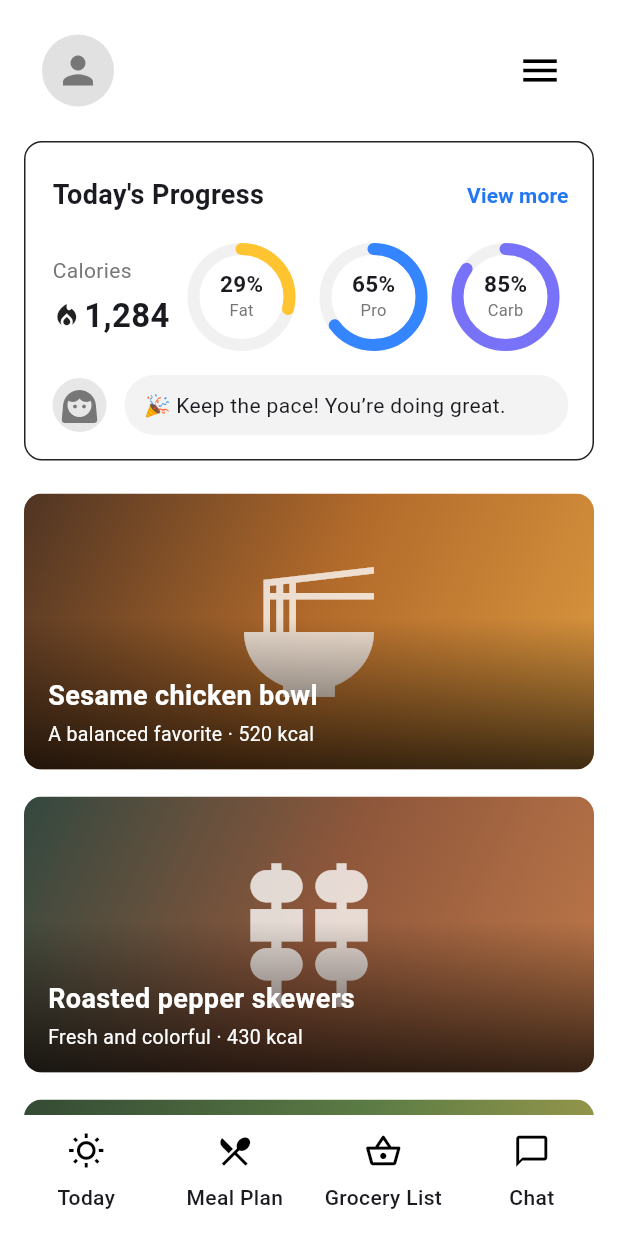
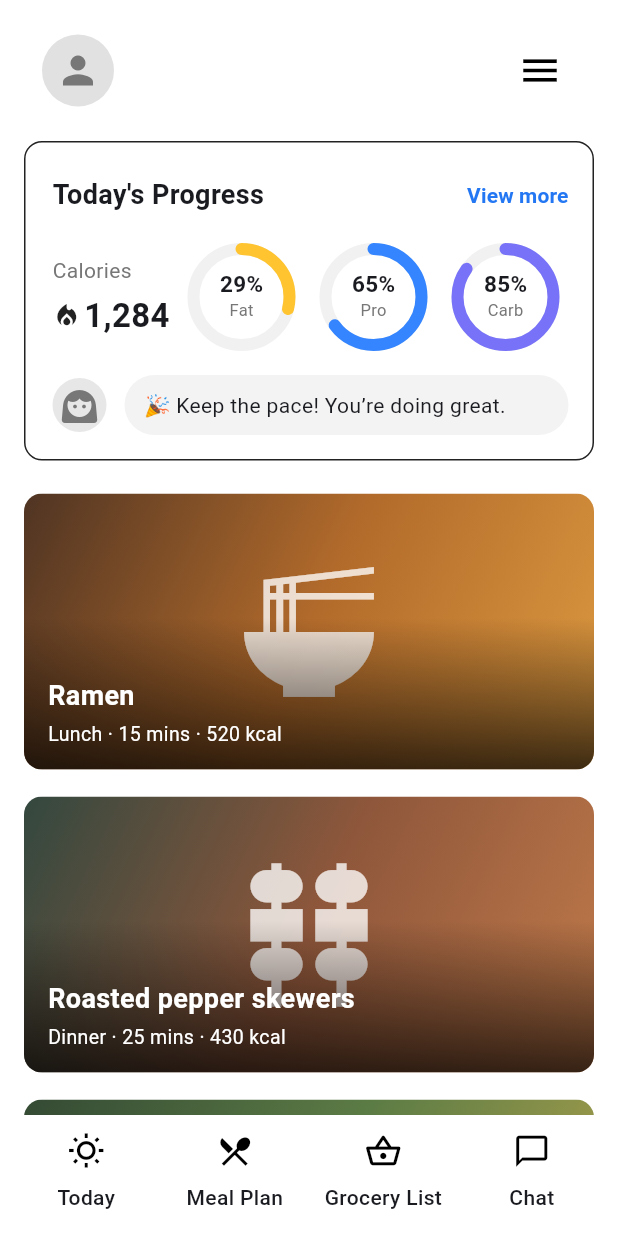
Before and after one commit to norbinorbert/MealPlanner, a Flutter app: the screen it shows after launch, on a phone screen of 412 x 824 dp. Run offline on Flutter 3.47's test engine with Material 3 defaults, Android fonts, the phone set to English and light mode, and no system bars; our stand-ins replace material_ui.

Commit message:
add recipe details screen and models

```diff
--- a/lib/features/home/home_screen.dart
+++ b/lib/features/home/home_screen.dart
@@ -1,28 +1,11 @@
 import 'package:material_ui/material_ui.dart';
+
+import '../recipes/data/recipe_repository.dart';
+import '../recipes/models/recipe.dart';
+import '../recipes/presentation/recipe_details_screen.dart';
 
 class HomeScreen extends StatelessWidget {
   const HomeScreen({super.key});
-
-  static const _recipes = <_Recipe>[
-    _Recipe(
-      title: 'Sesame chicken bowl',
-      subtitle: 'A balanced favorite · 520 kcal',
-      colors: [Color(0xFF4F3423), Color(0xFFB36B2B), Color(0xFFDD9A40)],
-      icon: Icons.ramen_dining,
-    ),
-    _Recipe(
-      title: 'Roasted pepper skewers',
-      subtitle: 'Fresh and colorful · 430 kcal',
-      colors: [Color(0xFF33483F), Color(0xFF8F573B), Color(0xFFC17A4A)],
-      icon: Icons.kebab_dining,
-    ),
-    _Recipe(
-      title: 'Green garden salad',
-      subtitle: 'Light lunch · 360 kcal',
-      colors: [Color(0xFF344A34), Color(0xFF5C7C45), Color(0xFFB1A34C)],
-      icon: Icons.eco_outlined,
-    ),
-  ];
 
   @override
   Widget build(BuildContext context) {
@@ -38,11 +21,11 @@ class HomeScreen extends StatelessWidget {
             Expanded(
               child: ListView.separated(
                 padding: const EdgeInsets.fromLTRB(16, 22, 16, 18),
-                itemCount: _recipes.length,
+                itemCount: RecipeRepository.mockRecipes.length,
                 separatorBuilder: (context, index) =>
                     const SizedBox(height: 18),
                 itemBuilder: (context, index) =>
-                    _RecipeCard(recipe: _recipes[index]),
+                    _RecipeCard(recipe: RecipeRepository.mockRecipes[index]),
               ),
             ),
             const _HomeNavigation(),
@@ -272,24 +255,10 @@ class _MacroProgress extends StatelessWidget {
   }
 }
 
-class _Recipe {
-  const _Recipe({
-    required this.title,
-    required this.subtitle,
-    required this.colors,
-    required this.icon,
-  });
-
-  final String title;
-  final String subtitle;
-  final List<Color> colors;
-  final IconData icon;
-}
-
 class _RecipeCard extends StatelessWidget {
   const _RecipeCard({required this.recipe});
 
-  final _Recipe recipe;
+  final Recipe recipe;
 
   @override
   Widget build(BuildContext context) {
@@ -297,26 +266,35 @@ class _RecipeCard extends StatelessWidget {
       borderRadius: BorderRadius.circular(12),
       clipBehavior: Clip.antiAlias,
       child: InkWell(
-        onTap: () {},
+        onTap: () {
+          Navigator.of(context).push(
+            MaterialPageRoute<void>(
+              builder: (context) => RecipeDetailsScreen(recipe: recipe),
+            ),
+          );
+        },
         child: Ink(
           height: 184,
           decoration: BoxDecoration(
             gradient: LinearGradient(
               begin: Alignment.topLeft,
               end: Alignment.bottomRight,
-              colors: recipe.colors,
+              colors: recipe.placeholderColors,
             ),
           ),
           child: Stack(
             fit: StackFit.expand,
             children: [
-              Center(
-                child: Icon(
-                  recipe.icon,
-                  size: 104,
-                  color: Colors.white.withValues(alpha: 0.78),
+              if (recipe.imageAssetPath case final imageAssetPath?)
+                Image.asset(imageAssetPath, fit: BoxFit.cover)
+              else
+                Center(
+                  child: Icon(
+                    recipe.placeholderIcon,
+                    size: 104,
+                    color: Colors.white.withValues(alpha: 0.78),
+                  ),
                 ),
-              ),
               const DecoratedBox(
                 decoration: BoxDecoration(
                   gradient: LinearGradient(
@@ -335,7 +313,7 @@ class _RecipeCard extends StatelessWidget {
                   crossAxisAlignment: CrossAxisAlignment.start,
                   children: [
                     Text(
-                      recipe.title,
+                      recipe.name,
                       style: const TextStyle(
                         color: Colors.white,
                         fontSize: 18,
@@ -344,7 +322,8 @@ class _RecipeCard extends StatelessWidget {
                     ),
                     const SizedBox(height: 3),
                     Text(
-                      recipe.subtitle,
+                      '${recipe.mealType} · ${recipe.prepTimeMinutes} mins · '
+                      '${recipe.nutrition.energyKcal} kcal',
                       style: const TextStyle(color: Colors.white, fontSize: 13),
                     ),
                   ],
--- /dev/null
+++ b/lib/features/recipes/data/recipe_repository.dart
@@ -0,0 +1,88 @@
+import 'package:material_ui/material_ui.dart';
+
+import '../models/recipe.dart';
+
+abstract final class RecipeRepository {
+  static const mockRecipes = <Recipe>[
+    Recipe(
+      id: 'ramen',
+      name: 'Ramen',
+      mealType: 'Lunch',
+      prepTimeMinutes: 15,
+      servings: 2,
+      nutrition: RecipeNutrition(
+        energyKcal: 520,
+        proteinGrams: 15,
+        carbohydrateGrams: 58,
+        fatGrams: 20,
+      ),
+      ingredients: [
+        RecipeIngredient(name: 'Chicken breasts', amount: 250, unit: 'g'),
+        RecipeIngredient(name: 'Unsalted butter', amount: 1, unit: 'tbsp'),
+        RecipeIngredient(
+          name: 'Sesame or vegetable oil',
+          amount: 2,
+          unit: 'tsp',
+        ),
+        RecipeIngredient(name: 'Fresh ginger', amount: 2, unit: 'tsp'),
+        RecipeIngredient(name: 'Large eggs', amount: 2, unit: 'pcs'),
+      ],
+      placeholderColors: [
+        Color(0xFF4F3423),
+        Color(0xFFB36B2B),
+        Color(0xFFDD9A40),
+      ],
+      placeholderIcon: Icons.ramen_dining,
+    ),
+    Recipe(
+      id: 'pepper-skewers',
+      name: 'Roasted pepper skewers',
+      mealType: 'Dinner',
+      prepTimeMinutes: 25,
+      servings: 2,
+      nutrition: RecipeNutrition(
+        energyKcal: 430,
+        proteinGrams: 28,
+        carbohydrateGrams: 35,
+        fatGrams: 18,
+      ),
+      ingredients: [
+        RecipeIngredient(name: 'Chicken breast', amount: 300, unit: 'g'),
+        RecipeIngredient(name: 'Red bell pepper', amount: 1, unit: 'pc'),
+        RecipeIngredient(name: 'Cherry tomatoes', amount: 120, unit: 'g'),
+        RecipeIngredient(name: 'Olive oil', amount: 1, unit: 'tbsp'),
+      ],
+      placeholderColors: [
+        Color(0xFF33483F),
+        Color(0xFF8F573B),
+        Color(0xFFC17A4A),
+      ],
+      placeholderIcon: Icons.kebab_dining,
+    ),
+    Recipe(
+      id: 'garden-salad',
+      name: 'Green garden salad',
+      mealType: 'Lunch',
+      prepTimeMinutes: 10,
+      servings: 1,
+      nutrition: RecipeNutrition(
+        energyKcal: 360,
+        proteinGrams: 12,
+        carbohydrateGrams: 24,
+        fatGrams: 22,
+      ),
+      ingredients: [
+        RecipeIngredient(name: 'Baby spinach', amount: 80, unit: 'g'),
+        RecipeIngredient(name: 'Avocado', amount: 1, unit: 'pc'),
+        RecipeIngredient(name: 'Cucumber', amount: 0.5, unit: 'pc'),
+        RecipeIngredient(name: 'Lemon juice', amount: 1, unit: 'tbsp'),
+      ],
+      placeholderColors: [
+        Color(0xFF344A34),
+        Color(0xFF5C7C45),
+        Color(0xFFB1A34C),
+      ],
+      placeholderIcon: Icons.eco_outlined,
+    ),
+  ];
+}
--- /dev/null
+++ b/lib/features/recipes/models/recipe.dart
@@ -0,0 +1,60 @@
+import 'package:material_ui/material_ui.dart';
+
+class Recipe {
+  const Recipe({
+    required this.id,
+    required this.name,
+    required this.mealType,
+    required this.prepTimeMinutes,
+    required this.servings,
+    required this.nutrition,
+    required this.ingredients,
+    required this.placeholderColors,
+    required this.placeholderIcon,
+    this.imageAssetPath,
+  });
+
+  final String id;
+  final String name;
+  final String mealType;
+  final int prepTimeMinutes;
+  final int servings;
+  final RecipeNutrition nutrition;
+  final List<RecipeIngredient> ingredients;
+  final String? imageAssetPath;
+  final List<Color> placeholderColors;
+  final IconData placeholderIcon;
+}
+
+class RecipeNutrition {
+  const RecipeNutrition({
+    required this.energyKcal,
+    required this.proteinGrams,
+    required this.carbohydrateGrams,
+    required this.fatGrams,
+  });
+
+  final int energyKcal;
+  final int proteinGrams;
+  final int carbohydrateGrams;
+  final int fatGrams;
+}
+
+class RecipeIngredient {
+  const RecipeIngredient({
+    required this.name,
+    required this.amount,
+    required this.unit,
+  });
+
+  final String name;
+  final double amount;
+  final String unit;
+
+  String get amountLabel {
+    final amountText = amount == amount.roundToDouble()
+        ? amount.toInt().toString()
+        : amount.toString();
+    return '$amountText $unit';
+  }
+}
```
Also changed, not shown: lib/features/recipes/presentation/recipe_details_screen.dart (added, +339 -0 lines).
